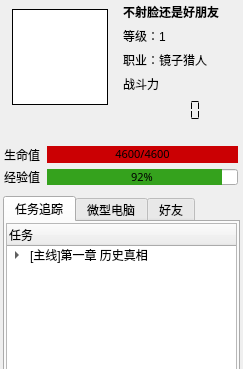
Above: src/coeus/coeus_client_qt/game_statusbar_widget.ui from AngryPowman/Coeus before the change; both pictures show x 0 to 243 and y 0 to 369 of the 243 by 682 pixel window. Below: the same form after it.
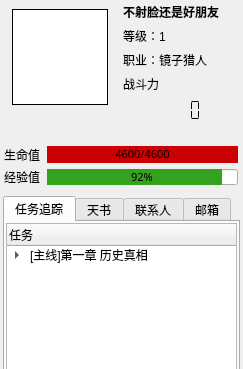
That is the form after the change. The open tabs and pages were chosen to show the change. Icons and pictures are not drawn.

Diff of the .ui file:
```diff
--- a/src/coeus/coeus_client_qt/game_statusbar_widget.ui
+++ b/src/coeus/coeus_client_qt/game_statusbar_widget.ui
@@ -519,12 +519,17 @@
      </widget>
      <widget class="QWidget" name="tab">
       <attribute name="title">
-       <string>微型电脑</string>
+       <string>天书</string>
       </attribute>
      </widget>
-     <widget class="QWidget" name="">
+     <widget class="QWidget" name="widget">
       <attribute name="title">
-       <string>好友</string>
+       <string>联系人</string>
+      </attribute>
+     </widget>
+     <widget class="QWidget" name="tab_3">
+      <attribute name="title">
+       <string>邮箱</string>
       </attribute>
      </widget>
     </widget>
```
Left out of the diff: 2 changed lines with no effect on the pictures.
